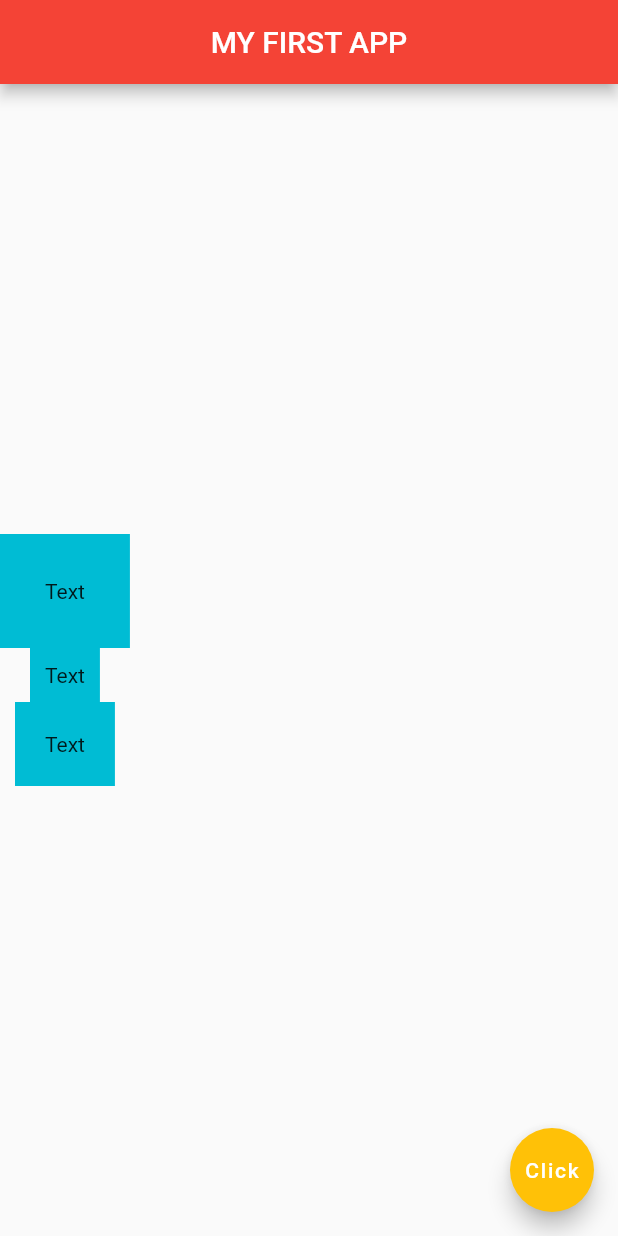
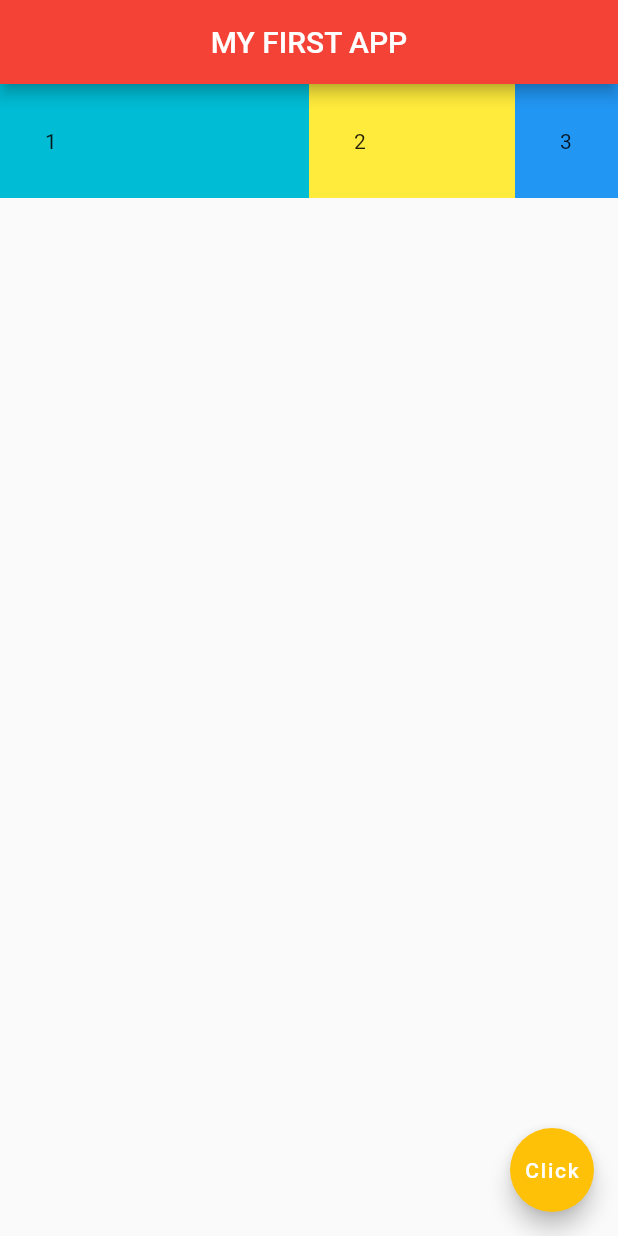
Before and after one commit to hafiztushar/Flutter-App-Practice, a Flutter app: the screen it shows after launch, on a phone screen of 412 x 824 dp. Run offline on Flutter 3.47's test engine with Material 2 defaults, Android fonts, the phone set to English and light mode, and no system bars.

Commit message:
expanded widget

```diff
--- a/lib/main.dart
+++ b/lib/main.dart
@@ -11,24 +11,31 @@ class Home extends StatelessWidget {
         centerTitle: true,
         backgroundColor: Colors.red,
       ),
-      body: Column(
-        mainAxisAlignment: MainAxisAlignment.center,
-        crossAxisAlignment: CrossAxisAlignment.center,
+      body: Row(
         children: <Widget>[
-          Container(
-            padding: EdgeInsets.all(30),
-            color: Colors.cyan,
-            child: Text('Text'),
+          Expanded(
+            flex: 6,
+            child: Container(
+              padding: EdgeInsets.all(30),
+              color: Colors.cyan,
+              child: Text('1'),
+            ),
           ),
-          Container(
-            padding: EdgeInsets.all(10),
-            color: Colors.cyan,
-            child: Text('Text'),
+          Expanded(
+            flex: 4,
+            child: Container(
+              padding: EdgeInsets.all(30),
+              color: Colors.yellow,
+              child: Text('2'),
+            ),
           ),
-          Container(
-            padding: EdgeInsets.all(20),
-            color: Colors.cyan,
-            child: Text('Text'),
+          Expanded(
+            flex: 2,
+            child: Container(
+              padding: EdgeInsets.all(30),
+              color: Colors.blue,
+              child: Text('3'),
+            ),
           ),
         ],
       ),
```
